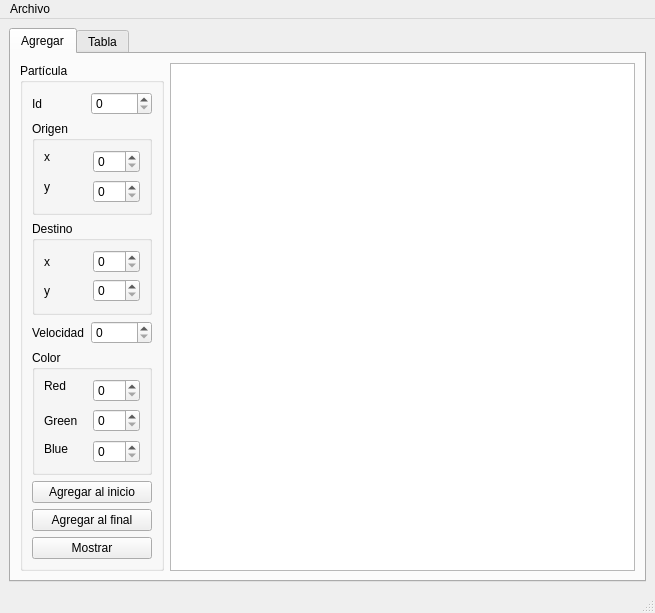
This is mainwindow.ui in FFahrenheit/QTParticulas as Qt 5 draws it before an edit. The edited form follows.
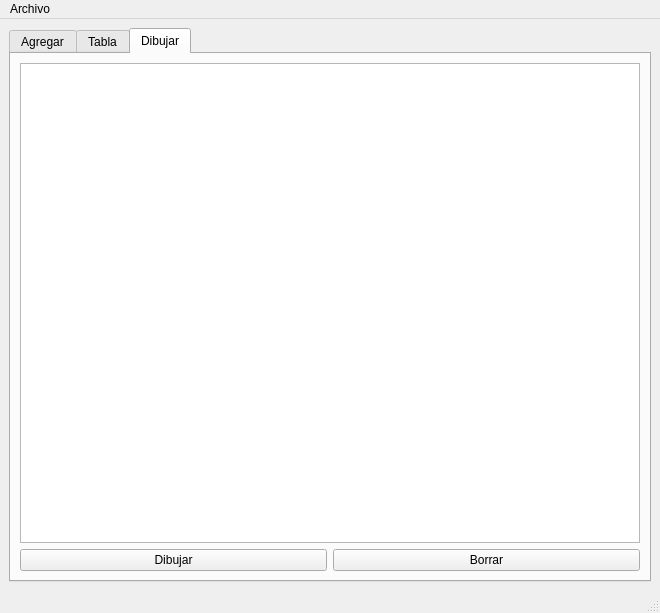
This is the edited form. The open tabs and pages were chosen to show the change.

Patch:
```diff
--- a/mainwindow.ui
+++ b/mainwindow.ui
@@ -6,8 +6,8 @@
    <rect>
     <x>0</x>
     <y>0</y>
-    <width>655</width>
-    <height>556</height>
+    <width>660</width>
+    <height>567</height>
    </rect>
   </property>
   <property name="windowTitle">
@@ -15,7 +15,7 @@
   </property>
   <widget class="QWidget" name="centralwidget">
    <layout class="QGridLayout" name="gridLayout_6">
-    <item row="0" column="0">
+    <item row="1" column="0">
      <widget class="QTabWidget" name="tabWidget">
       <property name="currentIndex">
        <number>0</number>
@@ -250,6 +250,30 @@
         </item>
        </layout>
       </widget>
+      <widget class="QWidget" name="tab_3">
+       <attribute name="title">
+        <string>Dibujar</string>
+       </attribute>
+       <layout class="QGridLayout" name="gridLayout_8">
+        <item row="0" column="0" colspan="2">
+         <widget class="QGraphicsView" name="graphicsView"/>
+        </item>
+        <item row="1" column="0">
+         <widget class="QPushButton" name="dibujar">
+          <property name="text">
+           <string>Dibujar</string>
+          </property>
+         </widget>
+        </item>
+        <item row="1" column="1">
+         <widget class="QPushButton" name="borrar">
+          <property name="text">
+           <string>Borrar</string>
+          </property>
+         </widget>
+        </item>
+       </layout>
+      </widget>
      </widget>
     </item>
    </layout>
@@ -259,7 +283,7 @@
     <rect>
      <x>0</x>
      <y>0</y>
-     <width>655</width>
+     <width>660</width>
      <height>21</height>
     </rect>
    </property>
```
